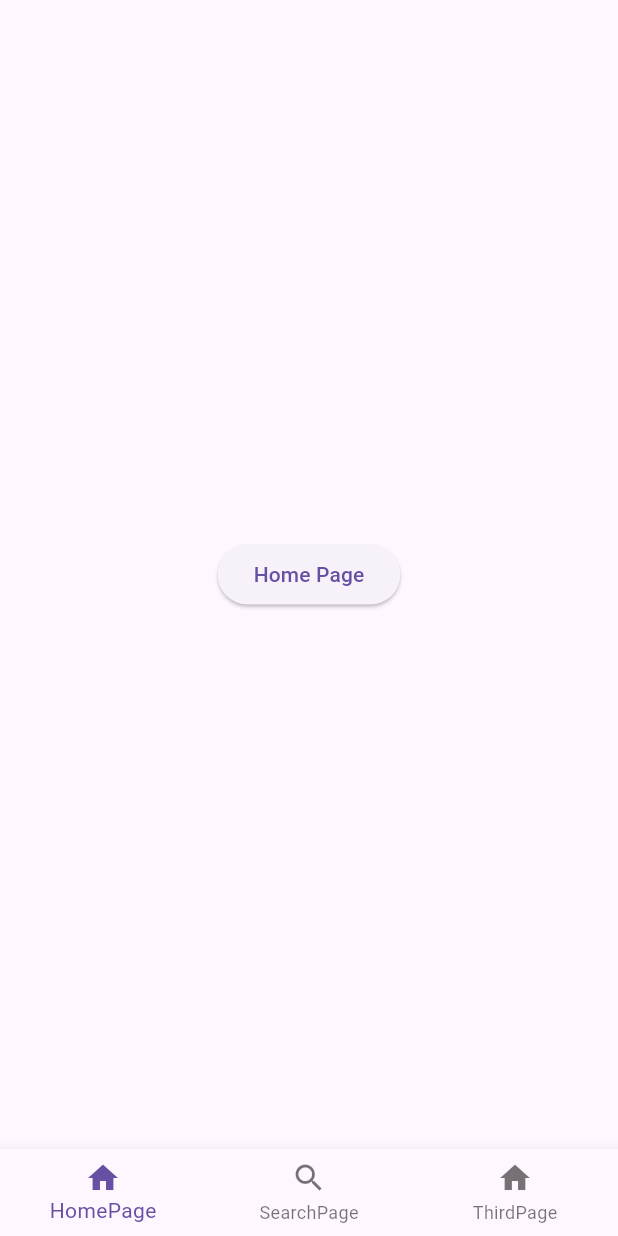
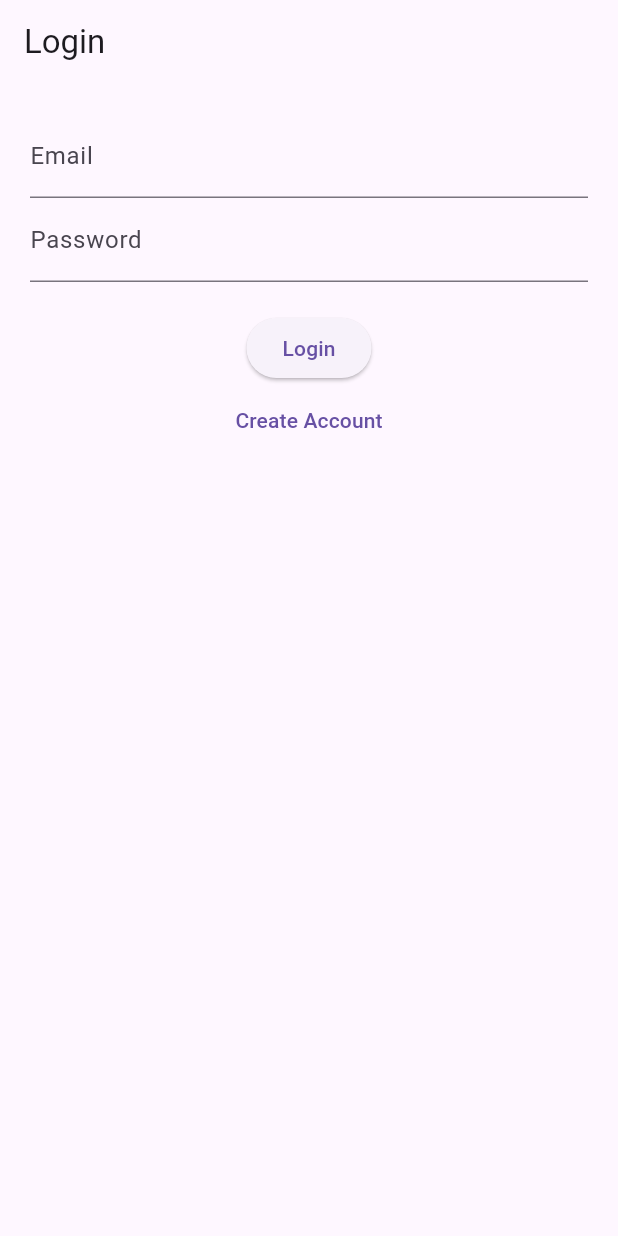
Before and after one commit to dhruvgoel3/mentoringByMe, a Flutter app: the screen it shows after launch, on a phone screen of 412 x 824 dp. Run offline on Flutter 3.47's test engine with Material 3 defaults, Android fonts, the phone set to English and light mode, and no system bars; our stand-ins replace firebase_auth; missing offline and left inert: firebase; accounts and stored records are empty.

Commit message:
teaching firebase auth

```diff
--- /dev/null
+++ b/lib/controller/auth_controller.dart
@@ -0,0 +1,15 @@
+import 'package:firebase_auth/firebase_auth.dart';
+import '../service/auth_service.dart';
+
+
+class AuthController {
+  final AuthService _service = AuthService();
+
+  Future<User?> register(String email, String pass) {
+    return _service.signUp(email, pass);
+  }
+
+  Future<User?> login(String email, String pass) {
+    return _service.login(email, pass);
+  }
+}
--- a/lib/main.dart
+++ b/lib/main.dart
@@ -1,7 +1,11 @@
+import 'package:firebase/firebase.dart' as Firebase;
 import 'package:flutter/material.dart';
 import 'package:mentoring_meet_1/bottom_nav_bar.dart';
+import 'package:mentoring_meet_1/view/login.dart';
 
-void main() {
+void main() async {
+  WidgetsFlutterBinding.ensureInitialized();
+  await Firebase.initializeApp();
   runApp(const MyApp());
 }
 
@@ -14,7 +18,7 @@ class MyApp extends StatelessWidget {
     return MaterialApp(
       debugShowCheckedModeBanner: false,
       title: 'Flutter Demo',
-      home: BottomNavBar(),
+      home: LoginScreen(),
     );
   }
 }
--- /dev/null
+++ b/lib/service/auth_service.dart
@@ -0,0 +1,31 @@
+import 'package:firebase_auth/firebase_auth.dart';
+
+class AuthService {
+  final FirebaseAuth _auth = FirebaseAuth.instance;
+
+  Future<User?> signUp(String email, String password) async {
+    try {
+      final result = await _auth.createUserWithEmailAndPassword(
+        email: email,
+        password: password,
+      );
+      return result.user;
+    } catch (e) {
+      print(e);
+      return null;
+    }
+  }
+
+  Future<User?> login(String email, String password) async {
+    try {
+      final result = await _auth.signInWithEmailAndPassword(
+        email: email,
+        password: password,
+      );
+      return result.user;
+    } catch (e) {
+      print(e);
+      return null;
+    }
+  }
+}
--- /dev/null
+++ b/lib/view/login.dart
@@ -0,0 +1,72 @@
+import 'package:flutter/material.dart';
+
+import '../controller/auth_controller.dart';
+
+class LoginScreen extends StatefulWidget {
+  const LoginScreen({super.key});
+
+  @override
+  State<LoginScreen> createState() => _LoginScreenState();
+}
+
+class _LoginScreenState extends State<LoginScreen> {
+  final emailCtrl = TextEditingController();
+  final passCtrl = TextEditingController();
+  final controller = AuthController();
+
+  bool loading = false;
+
+  void login() async {
+    setState(() => loading = true);
+
+    final user = await controller.login(
+      emailCtrl.text.trim(),
+      passCtrl.text.trim(),
+    );
+
+    setState(() => loading = false);
+
+    if (user != null) {
+      ScaffoldMessenger.of(
+        context,
+      ).showSnackBar(const SnackBar(content: Text("Login Success")));
+    } else {
+      ScaffoldMessenger.of(
+        context,
+      ).showSnackBar(const SnackBar(content: Text("Login Failed")));
+    }
+  }
+
+  @override
+  Widget build(BuildContext context) {
+    return Scaffold(
+      appBar: AppBar(title: const Text("Login")),
+      body: Padding(
+        padding: const EdgeInsets.all(20),
+        child: Column(
+          children: [
+            TextField(
+              controller: emailCtrl,
+              decoration: const InputDecoration(labelText: "Email"),
+            ),
+            TextField(
+              controller: passCtrl,
+              obscureText: true,
+              decoration: const InputDecoration(labelText: "Password"),
+            ),
+            const SizedBox(height: 20),
+
+            loading
+                ? const CircularProgressIndicator()
+                : ElevatedButton(onPressed: login, child: const Text("Login")),
+
+            TextButton(
+              onPressed: () => Navigator.pop(context),
+              child: const Text("Create Account"),
+            ),
+          ],
+        ),
+      ),
+    );
+  }
+}
--- a/pubspec.yaml
+++ b/pubspec.yaml
@@ -34,6 +34,9 @@ dependencies:
   # The following adds the Cupertino Icons font to your application.
   # Use with the CupertinoIcons class for iOS style icons.
   cupertino_icons: ^1.0.8
+  firebase: ^9.0.3
+  firebase_core: ^2.30.0
+  firebase_auth: ^4.17.0
 
 dev_dependencies:
   flutter_test:
```
Also changed, not shown: lib/view/sign_up.dart (added, +67 -0 lines), pubspec.lock, 5 other files.
